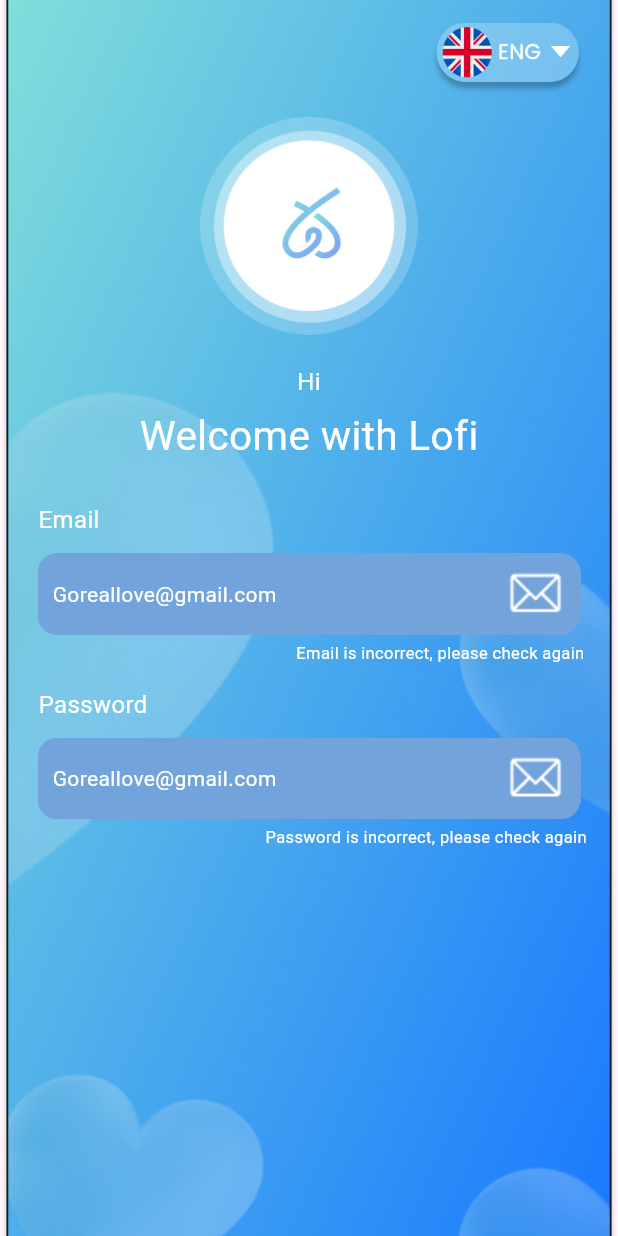
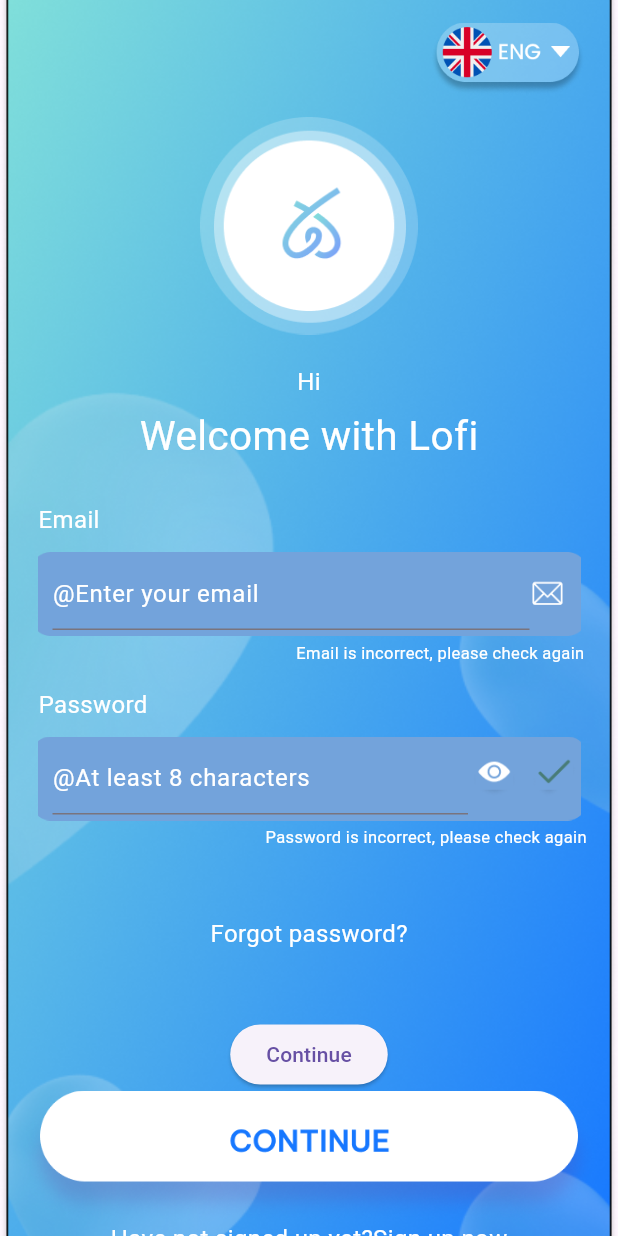
Before and after one commit to Trongle96/Learn_Flutter, a Flutter app: the screen it shows after launch, on a phone screen of 412 x 824 dp. Run offline on Flutter 3.47's test engine with Material 3 defaults, Android fonts, the phone set to English and light mode, and no system bars.

Commit message:
update code Flutter

```diff
--- /dev/null
+++ b/first_login_widget/lib/TextInput.dart
@@ -0,0 +1,36 @@
+import 'package:flutter/material.dart';
+
+class InputLogin extends StatefulWidget{
+  @override
+  State<InputLogin> createState() {
+    return MyInputLogin();
+  }
+}
+
+class MyInputLogin extends State<InputLogin>{
+  final dataEmail = TextEditingController();
+  @override
+  Widget build(BuildContext context) {
+   return Container(
+       width: 362,
+       height: 56,
+       decoration: BoxDecoration(image: DecorationImage(image: AssetImage('folder_image/image_bar.png'),fit: BoxFit.cover)),
+       child: Padding(
+         padding: const EdgeInsets.only(left: 10, right: 10),
+         child: Row(
+           mainAxisAlignment: MainAxisAlignment.spaceBetween,
+           crossAxisAlignment: CrossAxisAlignment.center,
+           children: [
+             TextField(
+                 controller: dataEmail,
+                 decoration: InputDecoration(
+                     labelText: 'Enter your email',
+                 )
+             ),
+             SizedBox(height: 19, width: 24, child: Image.asset('folder_image/image_iconemail.png', fit: BoxFit.cover,),)
+           ],
+         ),
+       )
+   );
+   }
+  }
--- a/first_login_widget/lib/main.dart
+++ b/first_login_widget/lib/main.dart
@@ -3,13 +3,27 @@ import 'package:flutter/material.dart';
 void main() {
   runApp(MyApp());
 }
-
-class MyApp extends StatelessWidget {
+class MyApp extends StatefulWidget{
+  @override
+  State<MyApp> createState() {
+    // TODO: implement createState
+    return MyLoginApp();
+  }
+}
+class MyLoginApp extends State<MyApp> {
+  final dataEmail = TextEditingController();
+  final dataPass = TextEditingController();
   // This widget is the root of your application.
   @override
   Widget build(BuildContext context) {
-    final double screenWidth = MediaQuery.of(context).size.width;
-    final double screenHeight = MediaQuery.of(context).size.height;
+    final double screenWidth = MediaQuery
+        .of(context)
+        .size
+        .width;
+    final double screenHeight = MediaQuery
+        .of(context)
+        .size
+        .height;
     return MaterialApp(
         debugShowCheckedModeBanner: false,
         home: Scaffold(
@@ -19,81 +33,170 @@ class MyApp extends StatelessWidget {
                     height: screenHeight,
                     decoration: const BoxDecoration(
                         image: DecorationImage(
-                         image: AssetImage('folder_image/image_background.png'),fit: BoxFit.cover)
+                            image: AssetImage(
+                                'folder_image/image_background.png'),
+                            fit: BoxFit.cover)
                     ),
                     child: Column(
                       mainAxisAlignment: MainAxisAlignment.start,
-                       // crossAxisAlignment: CrossAxisAlignment.end,
                       children: [
                         Container(
                             width: 103,
                             height: 48,
-                             // color: Colors.black,
-                             margin: EdgeInsets.only(left: 265, top: 15),
-                             child: Image.asset('folder_image/image_uk.png', fit: BoxFit.fill)
+                            margin: const EdgeInsets.only(left: 265, top: 15),
+                            child: Image.asset(
+                                'folder_image/image_uk.png', fit: BoxFit.fill)
                         ),
                         Container(
                             width: 145,
                             height: 145,
-                             // color: Colors.black,
-                             margin: EdgeInsets.only(top: 15),
-                             child: Image.asset('folder_image/image_logo.png', fit: BoxFit.cover)
+                            margin: const EdgeInsets.only(top: 15),
+                            child: Image.asset('folder_image/image_logo.png',
+                                fit: BoxFit.cover)
                         ),
-                            Padding(
-                              padding: const EdgeInsets.only(top: 20, bottom: 5),
-                              child: Text('Hi', style: TextStyle(fontSize: 16,color: Colors.white))
+                        const Padding(
+                            padding: EdgeInsets.only(top: 20, bottom: 5),
+                            child: Text('Hi', style: TextStyle(
+                                fontSize: 16, color: Colors.white))
                         ),
-                              Text('Welcome with Lofi', style: TextStyle(fontSize: 27, color: Colors.white),),
-                            Padding(
-                                padding: const EdgeInsets.only(top: 25, right: 320, bottom: 10),
-                                child: Text('Email', style: TextStyle(fontSize: 16,color: Colors.white)),
+                        const Text('Welcome with Lofi',
+                          style: TextStyle(fontSize: 27, color: Colors.white),),
+                        const Padding(
+                          padding: EdgeInsets.only(
+                              top: 25, right: 320, bottom: 10),
+                          child: Text('Email', style: TextStyle(
+                              fontSize: 16, color: Colors.white)),
+                        ),
+
+                        Container(
+                            width: 362,
+                            height: 56,
+                            decoration: const BoxDecoration(
+                                image: DecorationImage(image: AssetImage(
+                                    'folder_image/image_bar.png'),
+                                    fit: BoxFit.cover)),
+                            child: Padding(
+                                padding: const EdgeInsets.only(
+                                    left: 10, right: 10),
+                                child: Row(
+                                    mainAxisAlignment: MainAxisAlignment
+                                        .spaceBetween,
+                                    crossAxisAlignment: CrossAxisAlignment
+                                        .center,
+                                    children: [
+                                      Expanded(
+                                          child: TextField(
+                                            controller: dataEmail,
+                                            decoration: InputDecoration(
+                                              hintText: '@Enter your email',
+                                              hintStyle: TextStyle(
+                                                  color: Colors.white,
+                                                  fontSize: 16),
+                                            ),
+                                            cursorColor: Colors.white,
+                                          )
+                                      ),
+                                      SizedBox(height: 19,
+                                        width: 24,
+                                        child: Image.asset(
+                                          'folder_image/image_iconemail.png',
+                                          fit: BoxFit.cover,),),
+                                    ]
+                                )
+                            )
+                        ),
+                        const Padding(
+                          padding: EdgeInsets.only(top: 3, left: 175),
+                          child: Text('Email is incorrect, please check again',
+                            style: TextStyle(
+                                color: Colors.white, fontSize: 11),),
+                        ),
+                        const Padding(
+                          padding: EdgeInsets.only(
+                              top: 15, right: 288, bottom: 10),
+                          child: Text('Password', style: TextStyle(
+                              fontSize: 16, color: Colors.white)),
                         ),
                         Container(
                             width: 362,
                             height: 56,
-                              decoration: BoxDecoration(image: DecorationImage(image: AssetImage('folder_image/image_bar.png'))),
+                            decoration: const BoxDecoration(
+                                image: DecorationImage(image: AssetImage(
+                                    'folder_image/image_bar.png'),
+                                    fit: BoxFit.cover)),
                             child: Padding(
-                                  padding: const EdgeInsets.only(left: 10, right: 10),
+                              padding: const EdgeInsets.only(left: 10),
                               child: Row(
                                 mainAxisAlignment: MainAxisAlignment.spaceBetween,
+                                crossAxisAlignment: CrossAxisAlignment.center,
                                 children: [
-                                          Text('Goreallove@gmail.com', style: TextStyle(color: Colors.white),),
-                                          SizedBox(child: Image.asset('folder_image/image_iconemail.png'),)
+                                  Expanded(
+                                      child: TextField(
+                                        controller: dataPass,
+                                        cursorColor: Colors.white,
+                                        obscureText: true,
+                                        decoration: InputDecoration(
+                                            hintText: "@At least 8 characters",
+                                            hintStyle: TextStyle(
+                                                color: Colors.white,
+                                                fontSize: 16)
+                                        ),
+                                      )
+                                  ),
+                                  SizedBox(
+                                      height: 29, width: 75, child: Image.asset(
+                                    'folder_image/image_login_pass.png',
+                                    fit: BoxFit.cover,))
                                 ],
                               ),
                             )
                         ),
-                         Padding(
-                           padding: const EdgeInsets.only(top: 3,left: 175),
-                           child: Text('Email is incorrect, please check again', style: TextStyle(color: Colors.white, fontSize: 11),),
+                        const Padding(
+                          padding: EdgeInsets.only(top: 3, left: 156),
+                          child: Text(
+                            'Password is incorrect, please check again',
+                            style: TextStyle(
+                                color: Colors.white, fontSize: 11),),
                         ),
-                         Padding(
-                           padding: const EdgeInsets.only(top: 15, right: 288, bottom: 10),
-                           child: Text('Password', style: TextStyle(fontSize: 16,color: Colors.white)),
+                        const Padding(
+                          padding: EdgeInsets.only(top: 45, bottom: 45),
+                          child: Text('Forgot password?', style: TextStyle(
+                              color: Colors.white, fontSize: 16),),
                         ),
-                         Container(
-                             width: 362,
-                             height: 56,
-                             decoration: BoxDecoration(image: DecorationImage(image: AssetImage('folder_image/image_bar.png'))),
-                             child: Padding(
-                               padding: const EdgeInsets.only(left: 10, right: 10),
-                               child: Row(
-                                 mainAxisAlignment: MainAxisAlignment.spaceBetween,
+                        ElevatedButton(
+                          child: Text('Continue'),
+                          onPressed: () {
+                          showDialog(
+                              context: context,
+                              builder: (context) => AlertDialog(
+                                actions: [
+                                TextButton(
+                                    onPressed: () {
+                                      Navigator.of(context).pop();
+                                    },
+                                    child: Text('close'))
+                                ],
+                              )
+                            );
+                          },
+                        ),
+                        SizedBox(child: Image.asset(
+                            'folder_image/image_button.png', width: 385),),
+                        const Row(
+                          mainAxisAlignment: MainAxisAlignment.center,
                           children: [
-                                   Text('Goreallove@gmail.com', style: TextStyle(color: Colors.white),),
-                                   SizedBox(child: Image.asset('folder_image/image_iconemail.png'),)
+                            Text('Have not signed up yet?', style: TextStyle(
+                                color: Colors.white, fontSize: 16),),
+                            Text('Sign up now', style: TextStyle(
+                                color: Colors.white,
+                                fontSize: 16,
+                                decoration: TextDecoration.underline,
+                                decorationColor: Colors.white),),
                           ],
                         ),
+                      ],
                     )
-                         ),
-                         Padding(
-                           padding: const EdgeInsets.only(top: 3,left: 156),
-                           child: Text('Password is incorrect, please check again', style: TextStyle(color: Colors.white, fontSize: 11),),
-                         ),
-
-                            ]
                 )
-                    ),
             )
         )
     );
--- a/first_login_widget/pubspec.yaml
+++ b/first_login_widget/pubspec.yaml
@@ -65,3 +65,5 @@ flutter:
     - folder_image/image_welcome.png
     - folder_image/image_bar.png
     - folder_image/image_iconemail.png
+    - folder_image/image_login_pass.png
+    - folder_image/image_button.png
```
Also changed, not shown: first_login_widget/folder_image/image_login_pass.png (added). Lines whose indentation alone changed are shown as unchanged.
